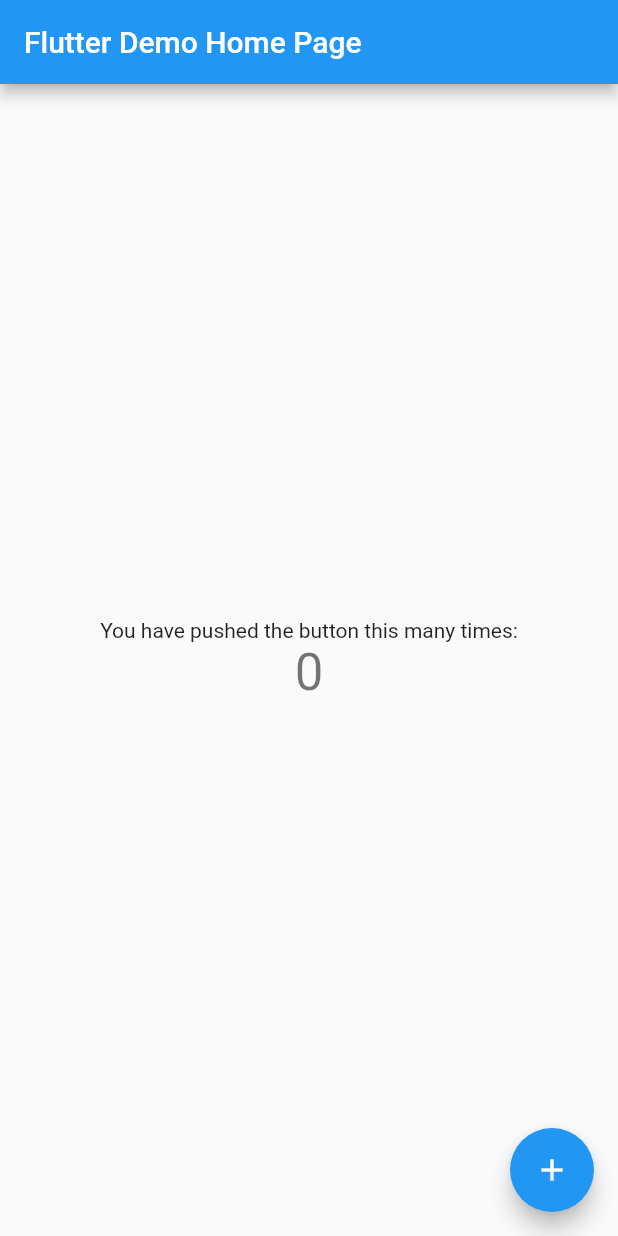
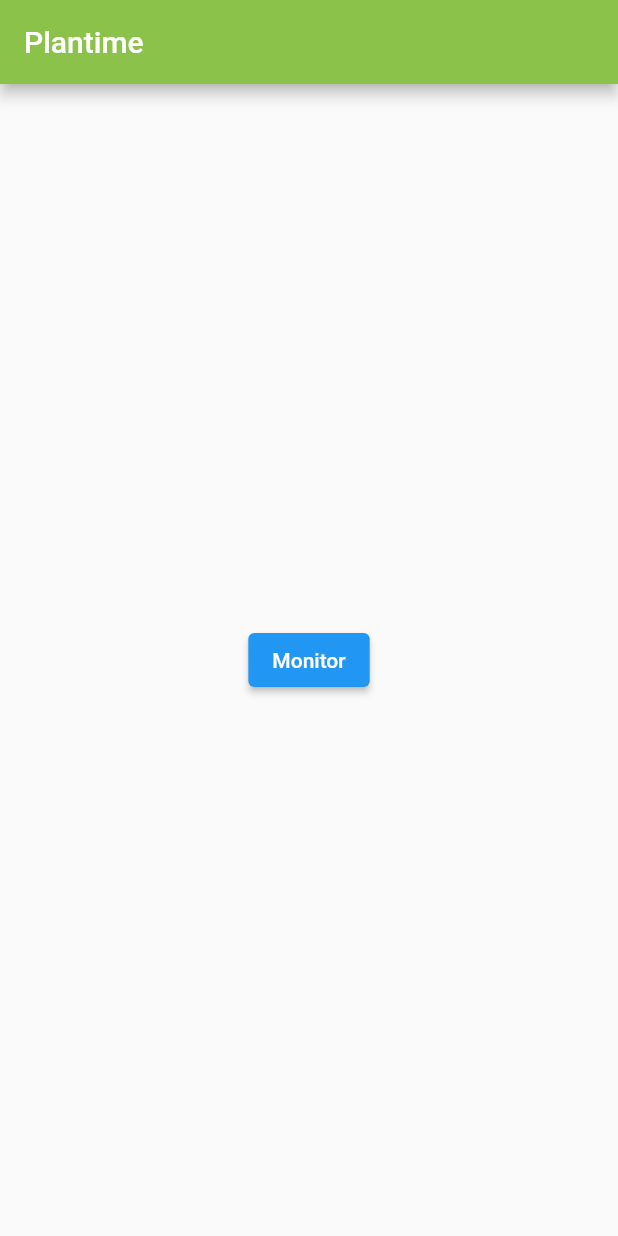
Before and after one commit to ipojucaturianos/dev-iot-mobile-ec4, a Flutter app: the screen it shows after launch, on a phone screen of 412 x 824 dp. Run offline on Flutter 3.47's test engine with Material 2 defaults, Android fonts, the phone set to English and light mode, and no system bars.

Commit message:
Added monitor skeleton

```diff
--- a/lib/main.dart
+++ b/lib/main.dart
@@ -1,44 +1,25 @@
 import 'package:flutter/material.dart';
+import 'package:dev_iot/monitor.dart';
 
 void main() {
   runApp(MyApp());
 }
 
 class MyApp extends StatelessWidget {
-  // This widget is the root of your application.
   @override
   Widget build(BuildContext context) {
     return MaterialApp(
-      title: 'Flutter Demo',
+      title: 'Plantime',
       theme: ThemeData(
-        // This is the theme of your application.
-        //
-        // Try running your application with "flutter run". You'll see the
-        // application has a blue toolbar. Then, without quitting the app, try
-        // changing the primarySwatch below to Colors.green and then invoke
-        // "hot reload" (press "r" in the console where you ran "flutter run",
-        // or simply save your changes to "hot reload" in a Flutter IDE).
-        // Notice that the counter didn't reset back to zero; the application
-        // is not restarted.
         primarySwatch: Colors.blue,
       ),
-      home: MyHomePage(title: 'Flutter Demo Home Page'),
+      home: MyHomePage(title: 'Plantime'),
     );
   }
 }
 
 class MyHomePage extends StatefulWidget {
   MyHomePage({Key? key, required this.title}) : super(key: key);
-
-  // This widget is the home page of your application. It is stateful, meaning
-  // that it has a State object (defined below) that contains fields that affect
-  // how it looks.
-
-  // This class is the configuration for the state. It holds the values (in this
-  // case the title) provided by the parent (in this case the App widget) and
-  // used by the build method of the State. Fields in a Widget subclass are
-  // always marked "final".
-
   final String title;
 
   @override
@@ -46,68 +27,26 @@ class MyHomePage extends StatefulWidget {
 }
 
 class _MyHomePageState extends State<MyHomePage> {
-  int _counter = 0;
-
-  void _incrementCounter() {
-    setState(() {
-      // This call to setState tells the Flutter framework that something has
-      // changed in this State, which causes it to rerun the build method below
-      // so that the display can reflect the updated values. If we changed
-      // _counter without calling setState(), then the build method would not be
-      // called again, and so nothing would appear to happen.
-      _counter++;
-    });
-  }
-
   @override
   Widget build(BuildContext context) {
-    // This method is rerun every time setState is called, for instance as done
-    // by the _incrementCounter method above.
-    //
-    // The Flutter framework has been optimized to make rerunning build methods
-    // fast, so that you can just rebuild anything that needs updating rather
-    // than having to individually change instances of widgets.
     return Scaffold(
       appBar: AppBar(
-        // Here we take the value from the MyHomePage object that was created by
-        // the App.build method, and use it to set our appbar title.
         title: Text(widget.title),
+        backgroundColor: Colors.lightGreen,
       ),
       body: Center(
-        // Center is a layout widget. It takes a single child and positions it
-        // in the middle of the parent.
         child: Column(
-          // Column is also a layout widget. It takes a list of children and
-          // arranges them vertically. By default, it sizes itself to fit its
-          // children horizontally, and tries to be as tall as its parent.
-          //
-          // Invoke "debug painting" (press "p" in the console, choose the
-          // "Toggle Debug Paint" action from the Flutter Inspector in Android
-          // Studio, or the "Toggle Debug Paint" command in Visual Studio Code)
-          // to see the wireframe for each widget.
-          //
-          // Column has various properties to control how it sizes itself and
-          // how it positions its children. Here we use mainAxisAlignment to
-          // center the children vertically; the main axis here is the vertical
-          // axis because Columns are vertical (the cross axis would be
-          // horizontal).
           mainAxisAlignment: MainAxisAlignment.center,
           children: <Widget>[
-            Text(
-              'You have pushed the button this many times:',
-            ),
-            Text(
-              '$_counter',
-              style: Theme.of(context).textTheme.headline4,
-            ),
+            ElevatedButton(
+                onPressed: () => Navigator.push(
+                  context,
+                  MaterialPageRoute(builder: (context) => Monitor()),
+                ),
+                child: Text('Monitor'))
           ],
         ),
       ),
-      floatingActionButton: FloatingActionButton(
-        onPressed: _incrementCounter,
-        tooltip: 'Increment',
-        child: Icon(Icons.add),
-      ), // This trailing comma makes auto-formatting nicer for build methods.
     );
   }
 }
--- a/pubspec.yaml
+++ b/pubspec.yaml
@@ -28,6 +28,8 @@ dependencies:
   # The following adds the Cupertino Icons font to your application.
   # Use with the CupertinoIcons class for iOS style icons.
   cupertino_icons: ^1.0.2
+  http: ^0.13.3
+  intl: ^0.17.0
 
 dev_dependencies:
   flutter_test:
@@ -48,6 +50,9 @@ flutter:
   # assets:
   #   - images/a_dot_burr.jpeg
   #   - images/a_dot_ham.jpeg
+  assets:
+     - images/plantime.png
+     - images/planta.jpg
 
   # An image asset can refer to one or more resolution-specific "variants", see
   # https://flutter.dev/assets-and-images/#resolution-aware.
```
Also changed, not shown: lib/monitor.dart (added, +135 -0 lines), images/planta.jpg (added), images/plantime.png (added), pubspec.lock.
